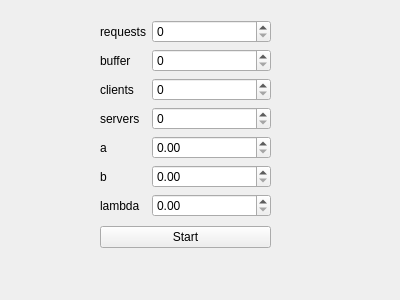
Above: ParametersWindow.ui from shevtsov200/QueueingSystem before the change. Below: the same form after it.
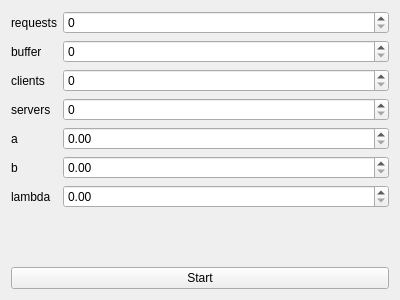
That is the form after the change.

Patch:
```diff
--- a/ParametersWindow.ui
+++ b/ParametersWindow.ui
@@ -13,15 +13,8 @@
   <property name="windowTitle">
    <string>Form</string>
   </property>
-  <widget class="QWidget" name="layoutWidget">
-   <property name="geometry">
-    <rect>
-     <x>100</x>
-     <y>20</y>
-     <width>171</width>
-     <height>228</height>
-    </rect>
-   </property>
+  <layout class="QHBoxLayout" name="horizontalLayout">
+   <item>
    <layout class="QVBoxLayout" name="verticalLayout">
     <item>
      <layout class="QFormLayout" name="formLayout">
@@ -105,7 +98,8 @@
      </widget>
     </item>
    </layout>
-  </widget>
+   </item>
+  </layout>
  </widget>
  <resources/>
  <connections/>
```
Lines whose indentation alone changed are shown as unchanged.
